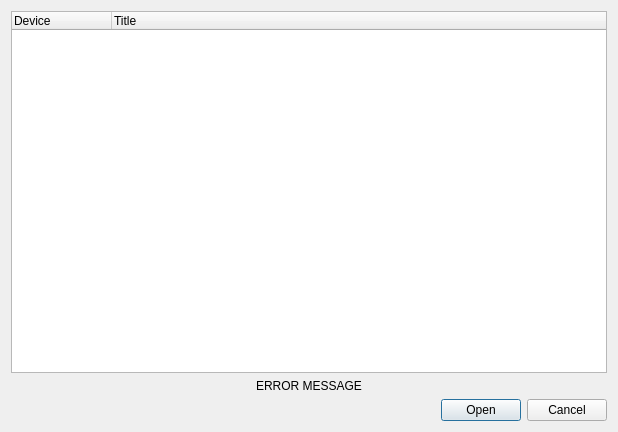
brainstream/OPL-PC-Tools, file src/ChooseOpticalDiscDialog.ui: the form before one commit.
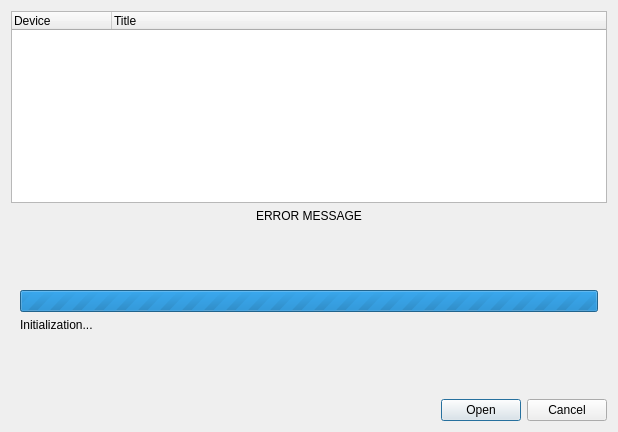
The form after the commit.

Commit message: Initialization devices in a separate thread

Patch:
```diff
--- a/src/ChooseOpticalDiscDialog.ui
+++ b/src/ChooseOpticalDiscDialog.ui
@@ -16,7 +16,22 @@
   <property name="modal">
    <bool>true</bool>
   </property>
+  <layout class="QVBoxLayout" name="verticalLayout_2">
+   <item>
+    <widget class="QWidget" name="mp_widget_content" native="true">
   <layout class="QVBoxLayout" name="verticalLayout">
+      <property name="leftMargin">
+       <number>0</number>
+      </property>
+      <property name="topMargin">
+       <number>0</number>
+      </property>
+      <property name="rightMargin">
+       <number>0</number>
+      </property>
+      <property name="bottomMargin">
+       <number>0</number>
+      </property>
    <item>
     <widget class="QTreeWidget" name="mp_tree_devices">
      <property name="selectionMode">
@@ -60,6 +75,58 @@
      <property name="wordWrap">
       <bool>true</bool>
      </property>
+       </widget>
+      </item>
+     </layout>
+    </widget>
+   </item>
+   <item>
+    <widget class="QWidget" name="mp_widget_loading" native="true">
+     <layout class="QVBoxLayout" name="verticalLayout_3">
+      <item>
+       <spacer name="verticalSpacer_2">
+        <property name="orientation">
+         <enum>Qt::Vertical</enum>
+        </property>
+        <property name="sizeHint" stdset="0">
+         <size>
+          <width>20</width>
+          <height>40</height>
+         </size>
+        </property>
+       </spacer>
+      </item>
+      <item>
+       <widget class="QProgressBar" name="mp_progressbar">
+        <property name="maximum">
+         <number>0</number>
+        </property>
+        <property name="value">
+         <number>0</number>
+        </property>
+       </widget>
+      </item>
+      <item>
+       <widget class="QLabel" name="label">
+        <property name="text">
+         <string>Initialization...</string>
+        </property>
+       </widget>
+      </item>
+      <item>
+       <spacer name="verticalSpacer">
+        <property name="orientation">
+         <enum>Qt::Vertical</enum>
+        </property>
+        <property name="sizeHint" stdset="0">
+         <size>
+          <width>20</width>
+          <height>40</height>
+         </size>
+        </property>
+       </spacer>
+      </item>
+     </layout>
     </widget>
    </item>
    <item>
```
Lines whose indentation alone changed are shown as unchanged. The commit also changes 1 other file.
